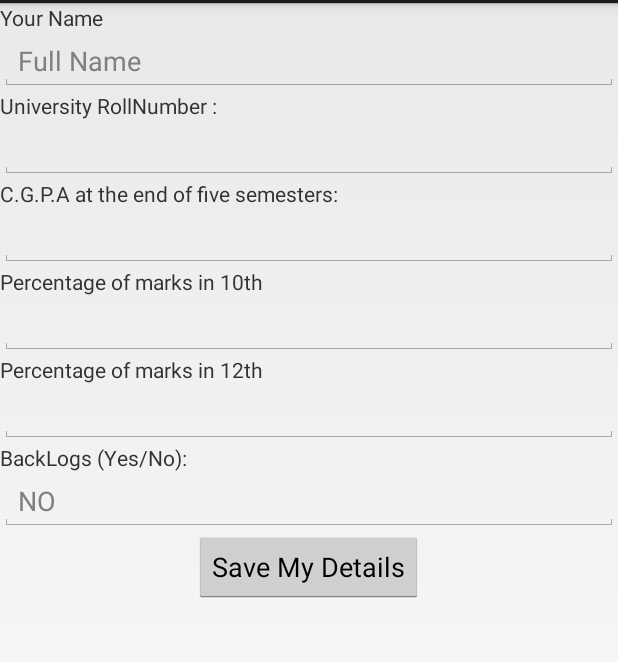
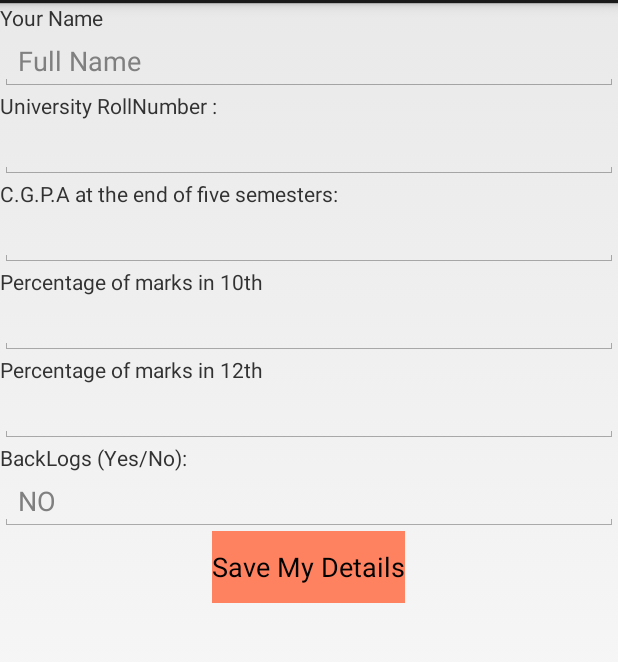
Before and after one commit to wypul/My-Application, an Android app: the layout activity_user_details.xml on its own in the app's theme, with its tools: preview values and no code run, on a phone screen of 412 x 824 dp, the part 69-731 px from its top. Run offline under Robolectric (Android 15) with nearby library versions, the phone set to English and light mode, and no system bars.

Commit message:
added color

```diff
--- a/app/src/main/res/layout/activity_user_details.xml
+++ b/app/src/main/res/layout/activity_user_details.xml
@@ -1,7 +1,9 @@
 <?xml version="1.0" encoding="utf-8"?>
 <LinearLayout xmlns:android="http://schemas.android.com/apk/res/android"
     android:orientation="vertical" android:layout_width="match_parent"
-    android:layout_height="match_parent">
+    android:layout_height="match_parent"
+    >
+
 
     <TextView
         android:layout_width="wrap_content"
@@ -76,6 +78,7 @@
         android:layout_height="wrap_content"
         android:text="Save My Details"
         android:id="@+id/button"
-        android:layout_gravity="center_horizontal" />
+        android:layout_gravity="center_horizontal"
+        android:background="@color/red"/>
 
 </LinearLayout>
--- a/app/src/main/res/values/color.xml
+++ b/app/src/main/res/values/color.xml
@@ -1,5 +1,5 @@
 <?xml version="1.0" encoding="utf-8"?>
 <resources>
-
+    <color name="red">#ffff8260</color>
 
 </resources>
```
